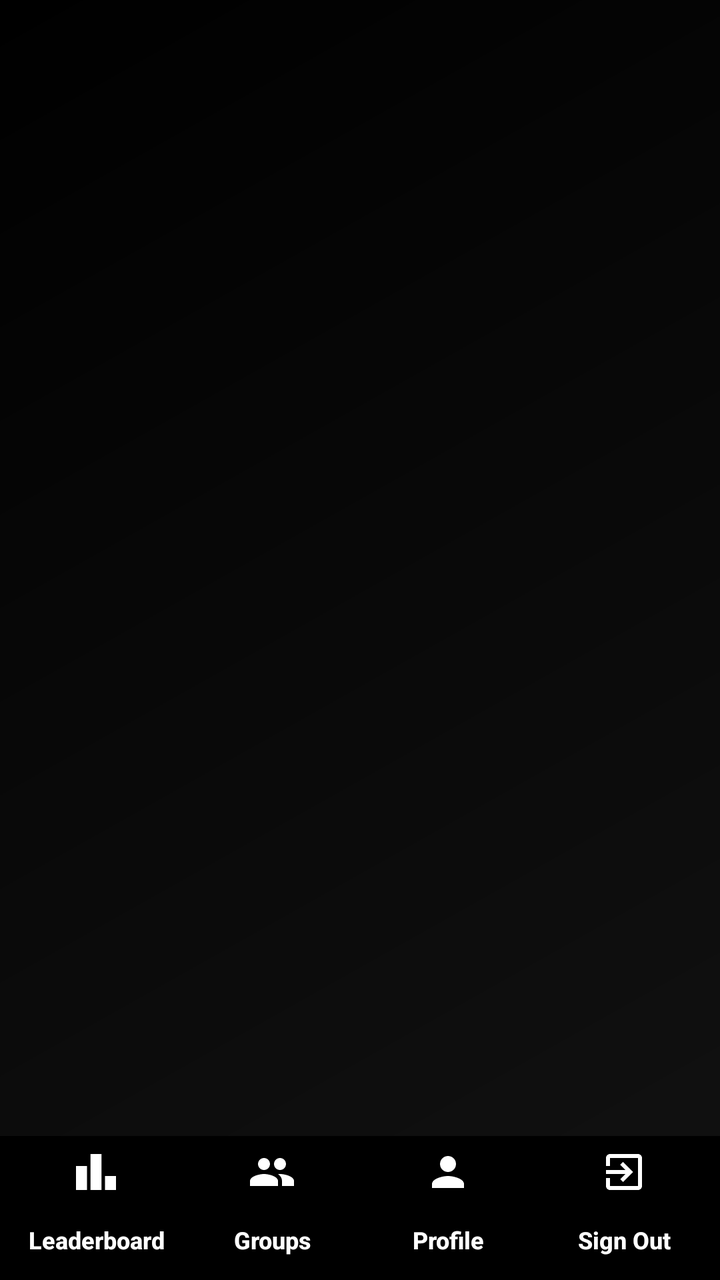
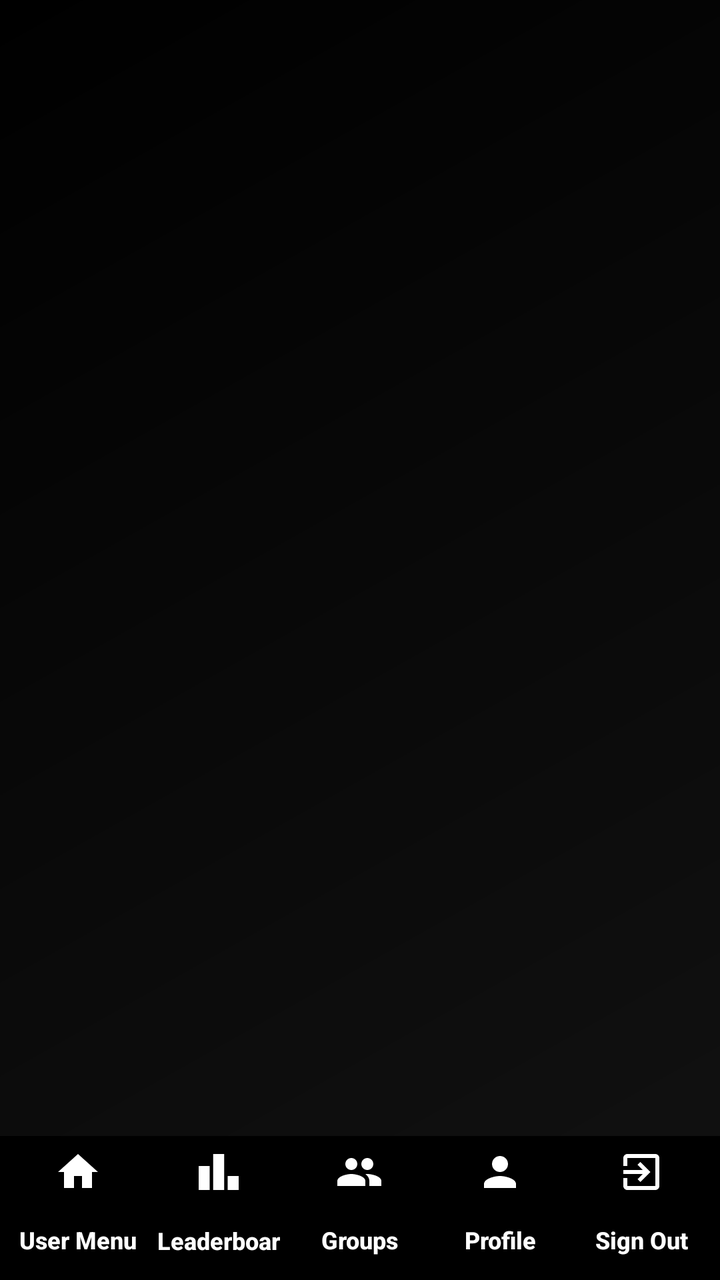

An Android layout rendered at two revisions. The XML below is the earlier revision; the diff shows what the commit changed to produce the second picture.
<!-- AndroidManifest.xml: application theme Theme.GeffenFinalProject -->
<!-- res/layout/activity_base.xml -->
<?xml version="1.0" encoding="utf-8"?>
<LinearLayout xmlns:android="http://schemas.android.com/apk/res/android"
    android:id="@+id/base_root"
    android:layout_width="match_parent"
    android:layout_height="match_parent"
    android:orientation="vertical"
    android:background="@drawable/main_gradient">

    <FrameLayout
        android:id="@+id/base_content_frame"
        android:layout_width="match_parent"
        android:layout_height="0dp"
        android:layout_weight="1" />

    <LinearLayout
        android:id="@+id/bottom_toolbar"
        android:layout_width="match_parent"
        android:layout_height="72dp"
        android:orientation="horizontal"
        android:background="@color/black"
        android:elevation="8dp"
        android:paddingHorizontal="4dp">

        <Button
            android:id="@+id/btnLeaderboard"
            android:layout_width="0dp"
            android:layout_height="match_parent"
            android:layout_weight="1"
            android:text="Leaderboard"
            android:drawableTop="@drawable/ic_leaderboard"
            android:drawablePadding="0dp"
            style="?android:attr/borderlessButtonStyle"
            android:textColor="@color/white"
            android:textSize="12sp"
            android:textStyle="bold"
            android:maxLines="1"
            android:padding="2dp"
            android:textAllCaps="false" />

        <Button
            android:id="@+id/btnGroups"
            android:layout_width="0dp"
            android:layout_height="match_parent"
            android:layout_weight="1"
            android:text="Groups"
            android:drawableTop="@drawable/ic_groups"
            android:drawablePadding="0dp"
            style="?android:attr/borderlessButtonStyle"
            android:textColor="@color/white"
            android:textSize="12sp"
            android:textStyle="bold"
            android:maxLines="1"
            android:padding="2dp"
            android:textAllCaps="false" />

        <Button
            android:id="@+id/btn5"
            android:layout_width="0dp"
            android:layout_height="match_parent"
            android:layout_weight="1"
            android:text="Profile"
            android:drawableTop="@drawable/ic_profile"
            android:drawablePadding="0dp"
            style="?android:attr/borderlessButtonStyle"
            android:textColor="@color/white"
            android:textSize="12sp"
            android:textStyle="bold"
            android:maxLines="1"
            android:padding="2dp"
            android:textAllCaps="false" />

        <Button
            android:id="@+id/btnSignOut"
            android:layout_width="0dp"
            android:layout_height="match_parent"
            android:layout_weight="1"
            android:text="Sign Out"
            android:drawableTop="@drawable/ic_signout"
            android:drawablePadding="0dp"
            style="?android:attr/borderlessButtonStyle"
            android:textColor="@color/white"
            android:textSize="12sp"
            android:textStyle="bold"
            android:maxLines="1"
            android:padding="2dp"
            android:textAllCaps="false" />

    </LinearLayout>
</LinearLayout>
<!-- resources referenced by this layout -->
<resources>
  <color name="black">#FF000000</color>
  <color name="white">#FFFFFFFF</color>
  <!-- drawable ic_groups (drawable) -->
  <vector xmlns:android="http://schemas.android.com/apk/res/android"
      android:width="24dp"
      android:height="24dp"
      android:viewportWidth="24"
      android:viewportHeight="24">
      <path
          android:fillColor="#FFFFFF"
          android:pathData="M16,11c1.66,0 2.99,-1.34 2.99,-3S17.66,5 16,5s-3,1.34 -3,3s1.34,3 3,3zm-8,0c1.66,0 2.99,-1.34 2.99,-3S9.66,5 8,5s-3,1.34 -3,3s1.34,3 3,3zm0,2c-2.33,0 -7,1.17 -7,3.5V19h14v-2.5c0,-2.33 -4.67,-3.5 -7,-3.5zm8,0c-0.29,0 -0.62,0.02 -0.97,0.05 1.16,0.84 1.97,1.97 1.97,3.45V19h6v-2.5c0,-2.33 -4.67,-3.5 -7,-3.5z"/>
  </vector>
  <!-- drawable ic_leaderboard (drawable) -->
  <vector xmlns:android="http://schemas.android.com/apk/res/android"
      android:width="24dp"
      android:height="24dp"
      android:viewportWidth="24"
      android:viewportHeight="24">
      <path
          android:fillColor="#FFFFFF"
          android:pathData="M7.5,21H2V9h5.5V21z M14.75,21h-5.5V3h5.5V21z M22,21h-5.5v-7H22V21z"/>
  </vector>
  <!-- drawable ic_profile (drawable) -->
  <vector xmlns:android="http://schemas.android.com/apk/res/android"
      android:width="24dp"
      android:height="24dp"
      android:viewportWidth="24"
      android:viewportHeight="24">
      <path
          android:fillColor="#FFFFFF"
          android:pathData="M12,12c2.21,0 4,-1.79 4,-4s-1.79,-4 -4,-4s-4,1.79 -4,4s1.79,4 4,4zm0,2c-2.67,0 -8,1.34 -8,4v2h16v-2c0,-2.66 -5.33,-4 -8,-4z"/>
  </vector>
  <!-- drawable ic_signout (drawable) -->
  <vector xmlns:android="http://schemas.android.com/apk/res/android"
      android:width="24dp"
      android:height="24dp"
      android:viewportWidth="24"
      android:viewportHeight="24">
      <path
          android:fillColor="#FFFFFF"
          android:pathData="M10.09,15.59L11.5,17l5,-5l-5,-5l-1.41,1.41L12.67,11H3v2h9.67L10.09,15.59z M19,3H5c-1.11,0 -2,0.9 -2,2v4h2V5h14v14H5v-4H3v4c0,1.1 0.89,2 2,2h14c1.1,0 2,-0.9 2,-2V5c0,-1.1 -0.9,-2 -2,-2z"/>
  </vector>
  <!-- drawable main_gradient (drawable) -->
  <?xml version="1.0" encoding="utf-8"?>
  <shape xmlns:android="http://schemas.android.com/apk/res/android"
      android:shape="rectangle">
      <gradient
          android:angle="135"
          android:endColor="@color/bg_end"
          android:startColor="@color/bg_start"
          android:type="linear" />
  </shape>
  <style name="Theme.GeffenFinalProject" parent="Base.Theme.GeffenFinalProject" />
  <color name="bg_end">#000000</color>
  <color name="bg_start">#121212</color>
  <style name="Base.Theme.GeffenFinalProject" parent="Theme.Material3.DayNight.NoActionBar">
          
          
      </style>
</resources>

<!-- the commit's change to res/layout/activity_base.xml (unified diff, before → after) -->
@@ -20,6 +20,22 @@
         android:background="@color/black"
         android:elevation="8dp"
         android:paddingHorizontal="4dp">
+
+        <Button
+            android:id="@+id/btnUserMenu"
+            android:layout_width="0dp"
+            android:layout_height="match_parent"
+            android:layout_weight="1"
+            android:text="User Menu"
+            android:drawableTop="@drawable/ic_home"
+            android:drawablePadding="0dp"
+            style="?android:attr/borderlessButtonStyle"
+            android:textColor="@color/white"
+            android:textSize="12sp"
+            android:textStyle="bold"
+            android:maxLines="1"
+            android:padding="2dp"
+            android:textAllCaps="false" />
 
         <Button
             android:id="@+id/btnLeaderboard"
<!-- resource entries referenced after the edit -->
@@ -11,6 +11,16 @@
       <path
           android:fillColor="#FFFFFF"
           android:pathData="M16,11c1.66,0 2.99,-1.34 2.99,-3S17.66,5 16,5s-3,1.34 -3,3s1.34,3 3,3zm-8,0c1.66,0 2.99,-1.34 2.99,-3S9.66,5 8,5s-3,1.34 -3,3s1.34,3 3,3zm0,2c-2.33,0 -7,1.17 -7,3.5V19h14v-2.5c0,-2.33 -4.67,-3.5 -7,-3.5zm8,0c-0.29,0 -0.62,0.02 -0.97,0.05 1.16,0.84 1.97,1.97 1.97,3.45V19h6v-2.5c0,-2.33 -4.67,-3.5 -7,-3.5z"/>
+  </vector>
+  <!-- drawable ic_home (drawable) -->
+  <vector xmlns:android="http://schemas.android.com/apk/res/android"
+      android:width="24dp"
+      android:height="24dp"
+      android:viewportWidth="24"
+      android:viewportHeight="24">
+    <path
+        android:fillColor="#FFFFFF"
+        android:pathData="M10,20V14H14V20H19V12H22L12,3L2,12H5V20H10Z"/>
   </vector>
   <!-- drawable ic_leaderboard (drawable) -->
   <vector xmlns:android="http://schemas.android.com/apk/res/android"
